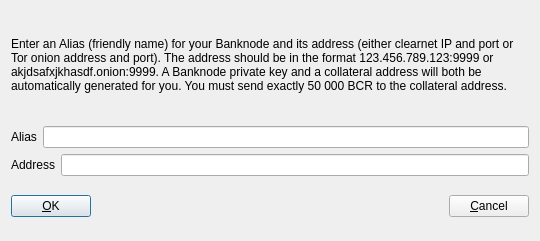
Above: src/qt/forms/addeditadrenalinenode.ui from thelonecrouton/bitcredit before the change. Below: the same form after it.
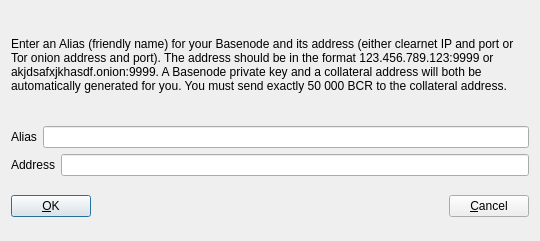
That is the form after the change.

Patch:
```diff
--- a/src/qt/forms/addeditadrenalinenode.ui
+++ b/src/qt/forms/addeditadrenalinenode.ui
@@ -34,7 +34,7 @@
         </sizepolicy>
        </property>
        <property name="text">
-        <string>&lt;html&gt;&lt;head/&gt;&lt;body&gt;&lt;p&gt;Enter an Alias (friendly name) for your Banknode and its address (either clearnet IP and port or Tor onion address and port). The address should be in the format 123.456.789.123:9999 or akjdsafxjkhasdf.onion:9999. A Banknode private key and a collateral address will both be automatically generated for you. You must send exactly 50 000 BCR to the collateral address.&lt;/p&gt;&lt;/body&gt;&lt;/html&gt;</string>
+        <string>&lt;html&gt;&lt;head/&gt;&lt;body&gt;&lt;p&gt;Enter an Alias (friendly name) for your Basenode and its address (either clearnet IP and port or Tor onion address and port). The address should be in the format 123.456.789.123:9999 or akjdsafxjkhasdf.onion:9999. A Basenode private key and a collateral address will both be automatically generated for you. You must send exactly 50 000 BCR to the collateral address.&lt;/p&gt;&lt;/body&gt;&lt;/html&gt;</string>
        </property>
        <property name="wordWrap">
         <bool>true</bool>
```
Left out of the diff: 2 changed lines with no effect on the pictures.
